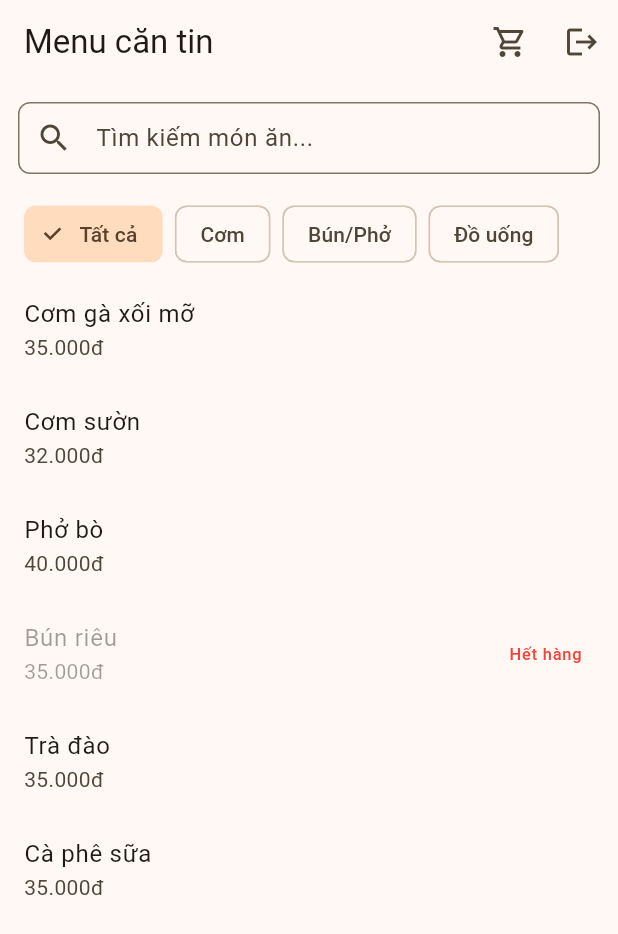
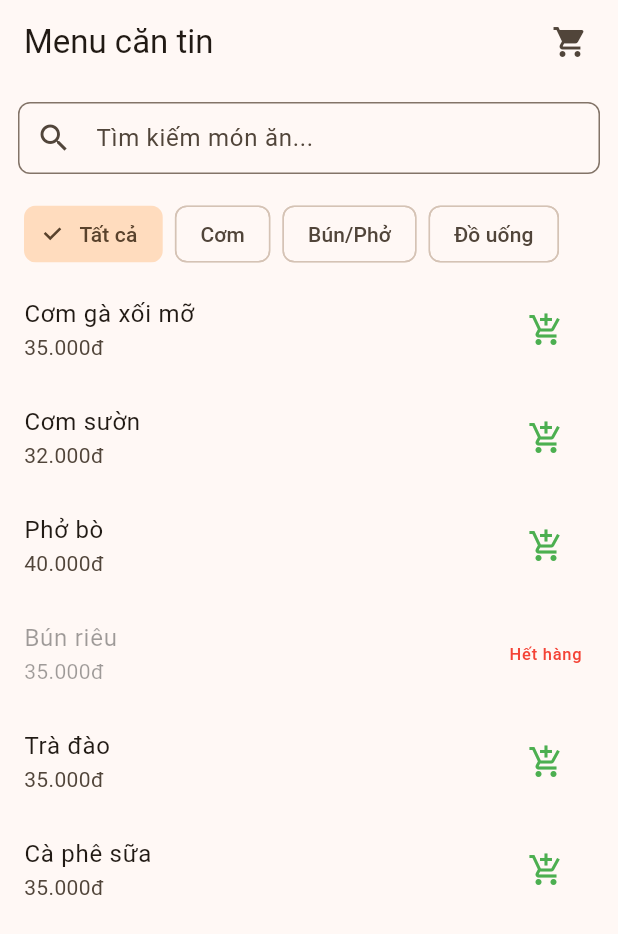
Before and after one commit to lucienhoang/canteen-app, a Flutter app: the MenuScreen screen opened directly, on a phone screen of 412 x 824 dp. Shown: the top 934 px of the screen. Run offline on Flutter 3.47's test engine with Material 3 defaults, Android fonts, the phone set to English and light mode, and no system bars; our stand-ins replace firebase_core, flutter_local_notifications, sqflite; accounts and stored records are empty.

Commit message:
feat: add to cart functionality from menu screens

```diff
--- a/lib/features/auth/auth_viewmodel.dart
+++ b/lib/features/auth/auth_viewmodel.dart
@@ -13,8 +13,7 @@ enum AuthStatus {
 
 /// Giữ người đang đăng nhập và xử lý đăng nhập / đăng xuất.
 class AuthViewModel extends ChangeNotifier {
-  AuthViewModel({required AuthRepository authRepository})
-    : _authRepository = authRepository;
+  AuthViewModel(this._authRepository);
 
   final AuthRepository _authRepository;
 
--- a/lib/features/menu/menu_screen.dart
+++ b/lib/features/menu/menu_screen.dart
@@ -2,10 +2,11 @@ import 'package:flutter/material.dart';
 import 'package:intl/intl.dart';
 import 'package:provider/provider.dart';
 
-import 'menu_item_detail_screen.dart'; //màng hình chi tiết
+import 'menu_item_detail_screen.dart';
 import 'menu_viewmodel.dart';
-import '../auth/logout_button.dart';
 import '../cart/cart_screen.dart';
+import '../cart/cart_viewmodel.dart';
+
 
 /// Màn hình hiển thị thực đơn (UI Layer).
 /// Chỉ đóng vai trò hiển thị trạng thái và chuyển tương tác người dùng cho [MenuViewmodel].
@@ -19,18 +20,32 @@ class MenuScreen extends StatelessWidget {
     final vm = context.watch<MenuViewmodel>();
 
     return Scaffold(
+//Thêm actions vào AppBar chứa Icon Giỏ hàng kèm Badge
       appBar: AppBar(
         title: const Text("Menu căn tin"),
         actions: [
-          IconButton(
-            tooltip: 'Giỏ hàng',
-            icon: const Icon(Icons.shopping_cart_outlined),
-            onPressed: () => Navigator.push(
-              context,
-              MaterialPageRoute(builder: (_) => const CartScreen()),
-            ),
+          // Dùng Consumer hoặc watch để lắng nghe số lượng món trong giỏ
+          Builder(
+            builder: (context) {
+              final cartItemCount = context.watch<CartViewModel>().items.length;
+              return Badge(
+                label: Text('$cartItemCount'),
+                isLabelVisible: cartItemCount > 0, // Chỉ hiện khi có món
+                offset: const Offset(-8, 8),
+                child: IconButton(
+                  icon: const Icon(Icons.shopping_cart),
+                  onPressed: () {
+                    // Điều hướng sang màn hình giỏ hàng
+                    Navigator.push(
+                      context,
+                      MaterialPageRoute(builder: (context) => const CartScreen()),
+                    );
+                  },
+                ),
+              );
+            },
           ),
-          const LogoutButton(),
+          const SizedBox(width: 8),
         ],
       ),
       body: _buildBody(context, vm),
@@ -112,13 +127,27 @@ class MenuScreen extends StatelessWidget {
               return ListTile(
                 title: Text(item.name),
                 subtitle: Text('${priceFormat.format(item.price)}đ'),
-                // Nếu hết hàng thì hiện chữ "Hết hàng" màu đỏ ở cuối card
+                // Nếu còn hàng thì hiện Icon Thêm vào giỏ, nếu hết hàng thì hiện chữ "Hết hàng" màu đỏ
                 trailing: item.isAvailable
-                    ? null
+                    ? IconButton(
+                  icon: const Icon(Icons.add_shopping_cart, color: Colors.green),
+                  onPressed: () {
+                    // Gọi ViewModel để thêm món vào giỏ
+                    context.read<CartViewModel>().addItem(item);
+
+                    // Hiện thông báo nhỏ cho người dùng biết
+                    ScaffoldMessenger.of(context).showSnackBar(
+                      SnackBar(
+                        content: Text('Đã thêm ${item.name} vào giỏ'),
+                        duration: const Duration(seconds: 1),
+                      ),
+                    );
+                  },
+                )
                     : const Text(
-                        "Hết hàng",
-                        style: TextStyle(color: Colors.red),
-                      ),
+                  "Hết hàng",
+                  style: TextStyle(color: Colors.red),
+                ),
                 // Vô hiệu hóa (làm mờ) item nếu hết hàng
                 enabled: item.isAvailable,
                 // Xử lý sự kiện chọn món: điều hướng sang màn hình chi tiết và truyền dữ liệu (item).
--- a/lib/main.dart
+++ b/lib/main.dart
@@ -38,7 +38,7 @@ class CanteenApp extends StatelessWidget {
       providers: [
         ChangeNotifierProvider(
           create: (_) =>
-              AuthViewModel(authRepository: MockAuthRepository())
+              AuthViewModel(MockAuthRepository())
                 ..restoreSession(),
         ),
         ChangeNotifierProvider(
```
Also changed, not shown: lib/features/cart/cart_screen.dart (+0 -18 lines), lib/features/menu/menu_item_detail_screen.dart (+33 -0 lines), pubspec.lock, 2 other files.
